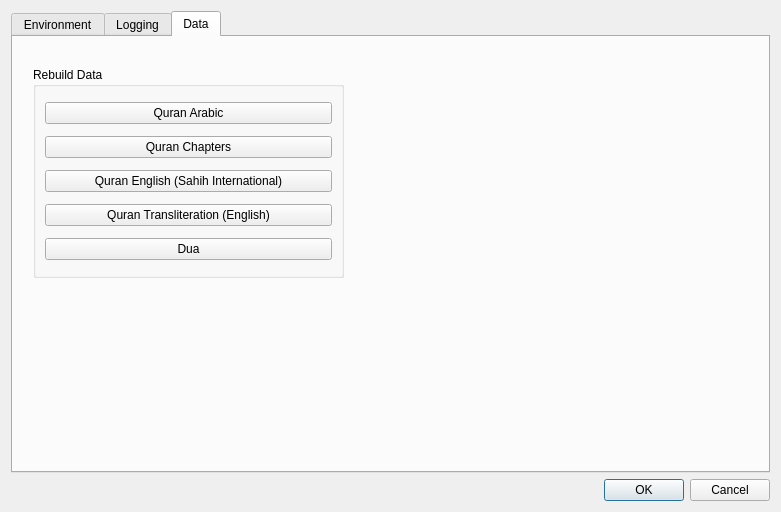
Before: the Qt Designer form settings_dialog.ui in abumq/project-islam, drawn with Qt 5.
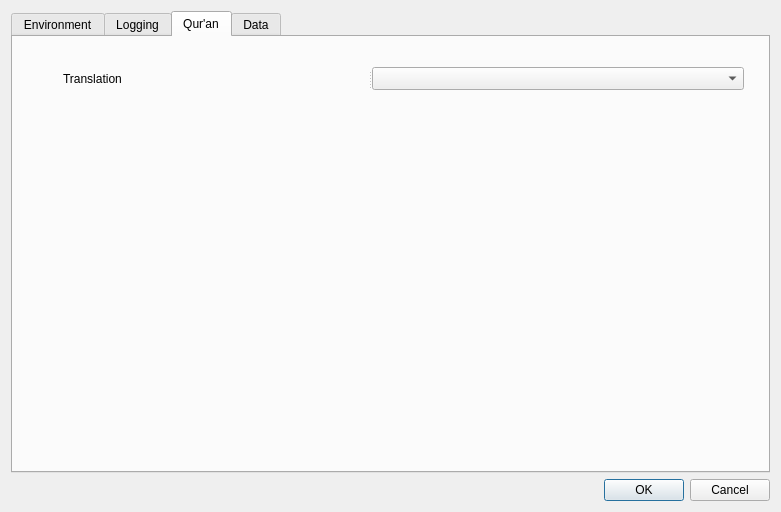
After: the same form once the commit is applied.

```diff
--- a/settings_dialog.ui
+++ b/settings_dialog.ui
@@ -208,11 +208,44 @@
        </layout>
       </widget>
      </widget>
+     <widget class="QWidget" name="tabQuran">
+      <attribute name="title">
+       <string>Qur'an</string>
+      </attribute>
+      <widget class="QSplitter" name="splitter_2">
+       <property name="geometry">
+        <rect>
+         <x>50</x>
+         <y>30</y>
+         <width>681</width>
+         <height>23</height>
+        </rect>
+       </property>
+       <property name="sizePolicy">
+        <sizepolicy hsizetype="Expanding" vsizetype="Preferred">
+         <horstretch>0</horstretch>
+         <verstretch>0</verstretch>
+        </sizepolicy>
+       </property>
+       <property name="orientation">
+        <enum>Qt::Horizontal</enum>
+       </property>
+       <widget class="QLabel" name="label_4">
+        <property name="text">
+         <string>Translation</string>
+        </property>
+       </widget>
+       <widget class="QComboBox" name="cboQuranTranslations"/>
+      </widget>
+     </widget>
      <widget class="QWidget" name="tabData">
       <attribute name="title">
        <string>Data</string>
       </attribute>
       <widget class="QGroupBox" name="groupBox_4">
+       <property name="enabled">
+        <bool>false</bool>
+       </property>
        <property name="geometry">
         <rect>
          <x>20</x>
```
